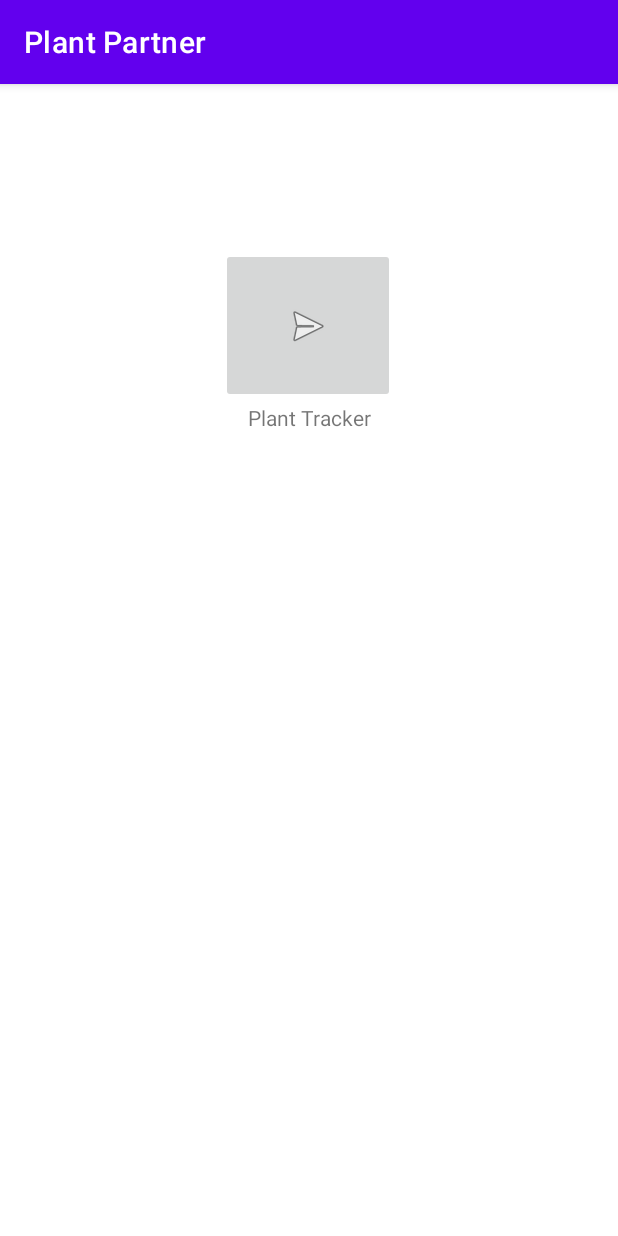
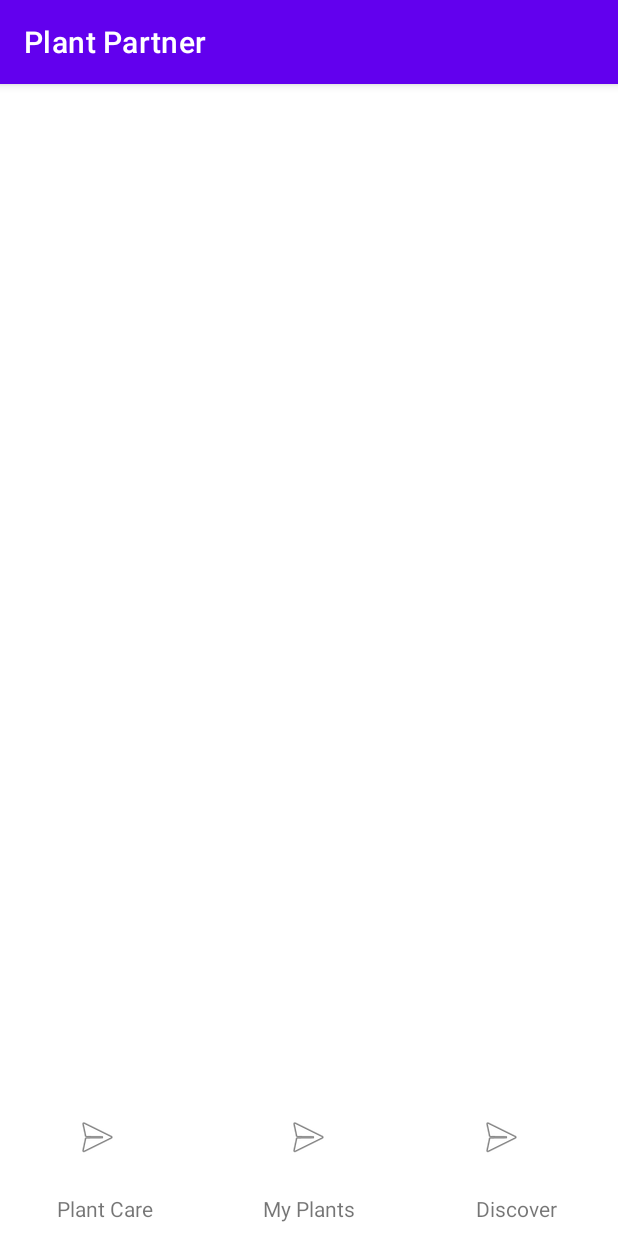
Before and after one commit to raileendr/PlantPartner, an Android app: the HomePageActivity screen opened directly, with no data from a screen before it, on a phone screen of 412 x 824 dp. Run offline under Robolectric (Android 15) with nearby library versions, the phone set to English and light mode, and no system bars.

Commit message:
Updated PlantTracker, created a My Plants list, and added a calendar

```diff
--- a/app/src/main/AndroidManifest.xml
+++ b/app/src/main/AndroidManifest.xml
@@ -9,7 +9,10 @@
         android:roundIcon="@mipmap/ic_launcher_round"
         android:supportsRtl="true"
         android:theme="@style/Theme.PlantPartner">
-        <activity android:name=".PlantTrackerActivity"></activity>
+        <activity android:name=".PlantCalendar"></activity>
+        <activity android:name=".IndividualPlant" />
+        <activity android:name=".MyPlantsActivity" />
+        <activity android:name=".PlantTrackerActivity" />
         <activity android:name=".HomePageActivity" />
         <activity android:name=".LoginActivity" />
         <activity android:name=".PlantActivity" />
--- a/app/src/main/java/com/ksing/plantpartner/HomePageActivity.java
+++ b/app/src/main/java/com/ksing/plantpartner/HomePageActivity.java
@@ -9,13 +9,22 @@ import android.widget.ImageButton;
 
 public class HomePageActivity extends AppCompatActivity {
 
+    public String myPlantFirstPlant = "";
+
+
     @Override
     protected void onCreate(Bundle savedInstanceState) {
+        // Data plant retrieved from PlantActivity
+        String firstPlant = getIntent().getStringExtra("plant");
+        myPlantFirstPlant = firstPlant;
+        System.out.println("Homepage: " + firstPlant);
+
         super.onCreate(savedInstanceState);
         setContentView(R.layout.activity_home_page);
 
         // Feature Buttons
         ImageButton plantTracker = (ImageButton)findViewById(R.id.plantTrackerButton);
+        ImageButton myPlants = (ImageButton)findViewById(R.id.myPlantsButton);
 
         // Go to plantTracker
         plantTracker.setOnClickListener(new View.OnClickListener(){
@@ -24,11 +33,27 @@ public class HomePageActivity extends AppCompatActivity {
                 goToPlantTracker();
             }
         });
+
+        // Go to myPlants
+        myPlants.setOnClickListener(new View.OnClickListener(){
+            @Override
+            public void onClick(View v) {
+                goToMyPlants();
+            }
+        });
     }
 
     // Goes to the PlantTrackerActivity file
     public void goToPlantTracker(){
-        Intent intent = new Intent(this, PlantTrackerActivity.class);
+        Intent intent = new Intent(this, PlantCalendar.class);
         startActivity(intent);
     }
+
+    // Goes to the myPlantsActivity file
+    public void goToMyPlants(){
+        Intent intent = new Intent(this, MyPlantsActivity.class);
+        intent.putExtra("FIRST_PLANT", myPlantFirstPlant);
+        startActivity(intent);
+
+    }
 }
--- /dev/null
+++ b/app/src/main/res/drawable/roundedbutton.xml
@@ -0,0 +1,9 @@
+<?xml version="1.0" encoding="utf-8"?>
+<shape xmlns:android="http://schemas.android.com/apk/res/android"
+    android:shape="rectangle">
+    <solid android:color="#eeffffff" />
+    <corners android:bottomRightRadius="100dp"
+        android:bottomLeftRadius="100dp"
+        android:topRightRadius="100dp"
+        android:topLeftRadius="100dp"/>
+</shape>
--- a/app/src/main/res/layout/activity_home_page.xml
+++ b/app/src/main/res/layout/activity_home_page.xml
@@ -7,24 +7,76 @@
     tools:context=".HomePageActivity">
 
     <ImageButton
-        android:id="@+id/plantTrackerButton"
-        android:layout_width="116dp"
-        android:layout_height="103dp"
+        android:id="@+id/myPlantsButton"
+        android:layout_width="78dp"
+        android:layout_height="60dp"
+        android:background="@drawable/roundedbutton"
         android:contentDescription="Log Plant Activity"
         app:layout_constraintBottom_toBottomOf="parent"
         app:layout_constraintEnd_toEndOf="parent"
         app:layout_constraintHorizontal_bias="0.498"
         app:layout_constraintStart_toStartOf="parent"
         app:layout_constraintTop_toTopOf="parent"
-        app:layout_constraintVertical_bias="0.164"
+        app:layout_constraintVertical_bias="0.949"
+        app:srcCompat="@android:drawable/ic_menu_send" />
+
+    <ImageButton
+        android:id="@+id/plantTrackerButton3"
+        android:layout_width="78dp"
+        android:layout_height="60dp"
+        android:background="@drawable/roundedbutton"
+        android:contentDescription="Log Plant Activity"
+        app:layout_constraintBottom_toBottomOf="parent"
+        app:layout_constraintEnd_toEndOf="parent"
+        app:layout_constraintHorizontal_bias="0.882"
+        app:layout_constraintStart_toStartOf="parent"
+        app:layout_constraintTop_toTopOf="parent"
+        app:layout_constraintVertical_bias="0.949"
+        app:srcCompat="@android:drawable/ic_menu_send" />
+
+    <ImageButton
+        android:id="@+id/plantTrackerButton"
+        android:layout_width="78dp"
+        android:layout_height="60dp"
+        android:background="@drawable/roundedbutton"
+        android:contentDescription="Log Plant Activity"
+        app:layout_constraintBottom_toBottomOf="parent"
+        app:layout_constraintEnd_toEndOf="parent"
+        app:layout_constraintHorizontal_bias="0.075"
+        app:layout_constraintStart_toStartOf="parent"
+        app:layout_constraintTop_toTopOf="parent"
+        app:layout_constraintVertical_bias="0.949"
         app:srcCompat="@android:drawable/ic_menu_send" />
 
     <TextView
         android:id="@+id/textView4"
         android:layout_width="wrap_content"
         android:layout_height="wrap_content"
-        android:text="Plant Tracker"
+        android:layout_marginTop="8dp"
+        android:text="Plant Care"
+        app:layout_constraintEnd_toEndOf="parent"
+        app:layout_constraintHorizontal_bias="0.109"
+        app:layout_constraintStart_toStartOf="parent"
+        app:layout_constraintTop_toBottomOf="@+id/plantTrackerButton" />
+
+    <TextView
+        android:id="@+id/textView5"
+        android:layout_width="wrap_content"
+        android:layout_height="wrap_content"
+        android:layout_marginTop="8dp"
+        android:text="My Plants"
         app:layout_constraintEnd_toEndOf="parent"
         app:layout_constraintStart_toStartOf="parent"
         app:layout_constraintTop_toBottomOf="@+id/plantTrackerButton" />
+
+    <TextView
+        android:id="@+id/textView6"
+        android:layout_width="wrap_content"
+        android:layout_height="wrap_content"
+        android:layout_marginTop="8dp"
+        android:text="Discover"
+        app:layout_constraintEnd_toEndOf="parent"
+        app:layout_constraintHorizontal_bias="0.887"
+        app:layout_constraintStart_toStartOf="parent"
+        app:layout_constraintTop_toBottomOf="@+id/plantTrackerButton" />
 </androidx.constraintlayout.widget.ConstraintLayout>
```
Also changed, not shown: app/src/main/java/com/ksing/plantpartner/IndividualPlant.java (added, +20 -0 lines), app/src/main/java/com/ksing/plantpartner/MyPlantsActivity.java (added, +57 -0 lines), app/src/main/java/com/ksing/plantpartner/PlantActivity.java (+10 -0 lines), app/src/main/java/com/ksing/plantpartner/PlantCalendar.java (added, +26 -0 lines), app/src/main/java/com/ksing/plantpartner/PlantTrackerActivity.java (+33 -27 lines), app/src/main/res/layout/activity_individual_plant.xml (added, +7 -0 lines), app/src/main/res/layout/activity_my_plants.xml (added, +29 -0 lines), app/src/main/res/layout/activity_plant_calendar.xml (added, +28 -0 lines), app/src/main/res/layout/activity_plant_tracker.xml (+67 -27 lines).
